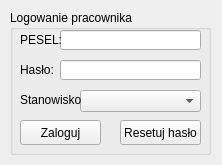
Before: the Qt Designer form mainwindow.ui in igrek51/psbd_moto_sklep, drawn with Qt 5.
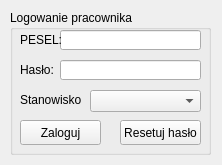
After: the same form once the commit is applied.

Patch:
```diff
--- a/mainwindow.ui
+++ b/mainwindow.ui
@@ -101,9 +101,9 @@
     <widget class="QComboBox" name="comboBox">
      <property name="geometry">
       <rect>
-       <x>70</x>
+       <x>80</x>
        <y>80</y>
-       <width>121</width>
+       <width>111</width>
        <height>22</height>
       </rect>
      </property>
```
Left out of the diff: 2 changed lines with no effect on the pictures.
